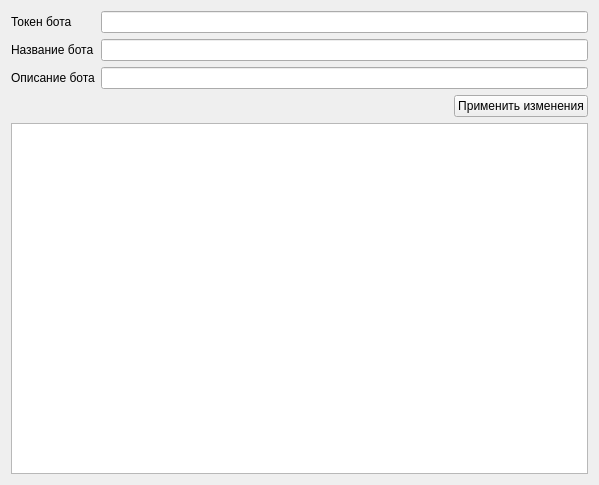
First picture: the form in desktop_constructor_app/constructor_app/bot_editor_form.ui, repository cuttlesystems/simplegram, before the edit.
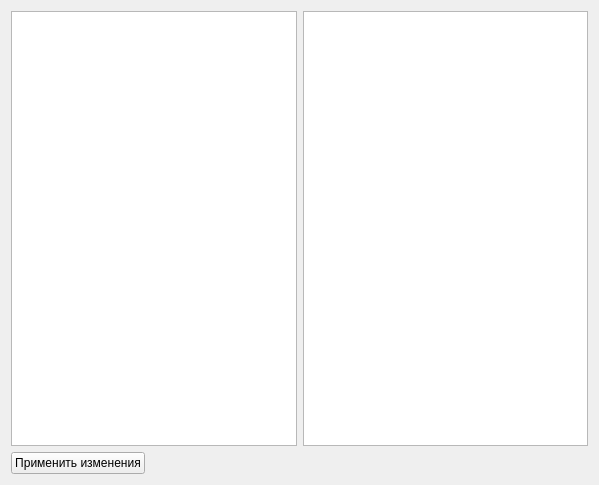
Second picture: the form after the edit.

Commit message: Задание свойств бота

Patch:
```diff
--- a/desktop_constructor_app/constructor_app/bot_editor_form.ui
+++ b/desktop_constructor_app/constructor_app/bot_editor_form.ui
@@ -14,43 +14,26 @@
    <string>Form</string>
   </property>
   <layout class="QVBoxLayout" name="verticalLayout">
-   <item>
-    <layout class="QGridLayout" name="gridLayout">
-     <item row="0" column="0">
-      <widget class="QLabel" name="label">
-       <property name="text">
-        <string>Токен бота</string>
-       </property>
-      </widget>
-     </item>
-     <item row="0" column="1">
-      <widget class="QLineEdit" name="token_line_edit"/>
-     </item>
-     <item row="1" column="0">
-      <widget class="QLabel" name="label_2">
-       <property name="text">
-        <string>Название бота</string>
-       </property>
-      </widget>
-     </item>
-     <item row="1" column="1">
-      <widget class="QLineEdit" name="bot_name_line_edit"/>
-     </item>
-     <item row="2" column="0">
-      <widget class="QLabel" name="label_3">
-       <property name="text">
-        <string>Описание бота</string>
-       </property>
-      </widget>
-     </item>
-     <item row="2" column="1">
-      <widget class="QLineEdit" name="descrtiption_text_edit"/>
-     </item>
-    </layout>
-   </item>
    <item>
     <layout class="QHBoxLayout" name="horizontalLayout">
      <item>
+      <widget class="QTreeView" name="bot_params_view"/>
+     </item>
+     <item>
+      <widget class="QGraphicsView" name="graphicsView"/>
+     </item>
+    </layout>
+   </item>
+   <item>
+    <layout class="QHBoxLayout" name="horizontalLayout_2">
+     <item>
+      <widget class="QPushButton" name="apply_button">
+       <property name="text">
+        <string>Применить изменения</string>
+       </property>
+      </widget>
+     </item>
+     <item>
       <spacer name="horizontalSpacer">
        <property name="orientation">
         <enum>Qt::Horizontal</enum>
@@ -63,18 +46,8 @@
        </property>
       </spacer>
      </item>
-     <item>
-      <widget class="QPushButton" name="apply_button">
-       <property name="text">
-        <string>Применить изменения</string>
-       </property>
-      </widget>
-     </item>
     </layout>
    </item>
-   <item>
-    <widget class="QTreeView" name="bot_params_view"/>
-   </item>
   </layout>
  </widget>
  <resources/>
```
The commit also changes 2 other files.
